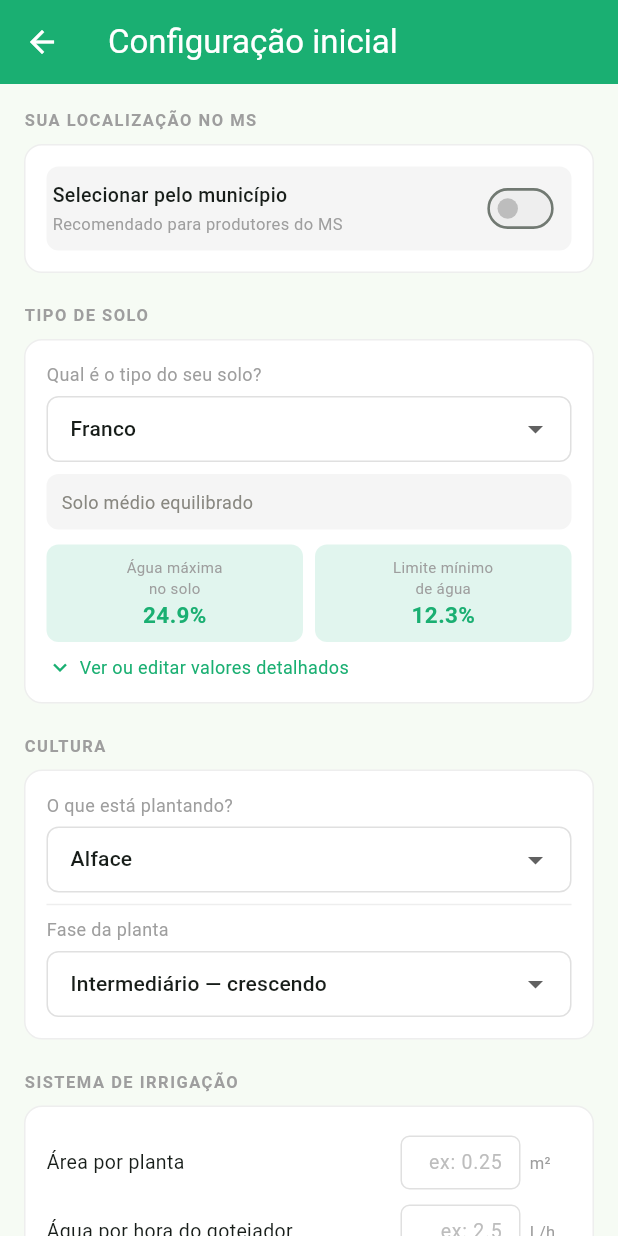
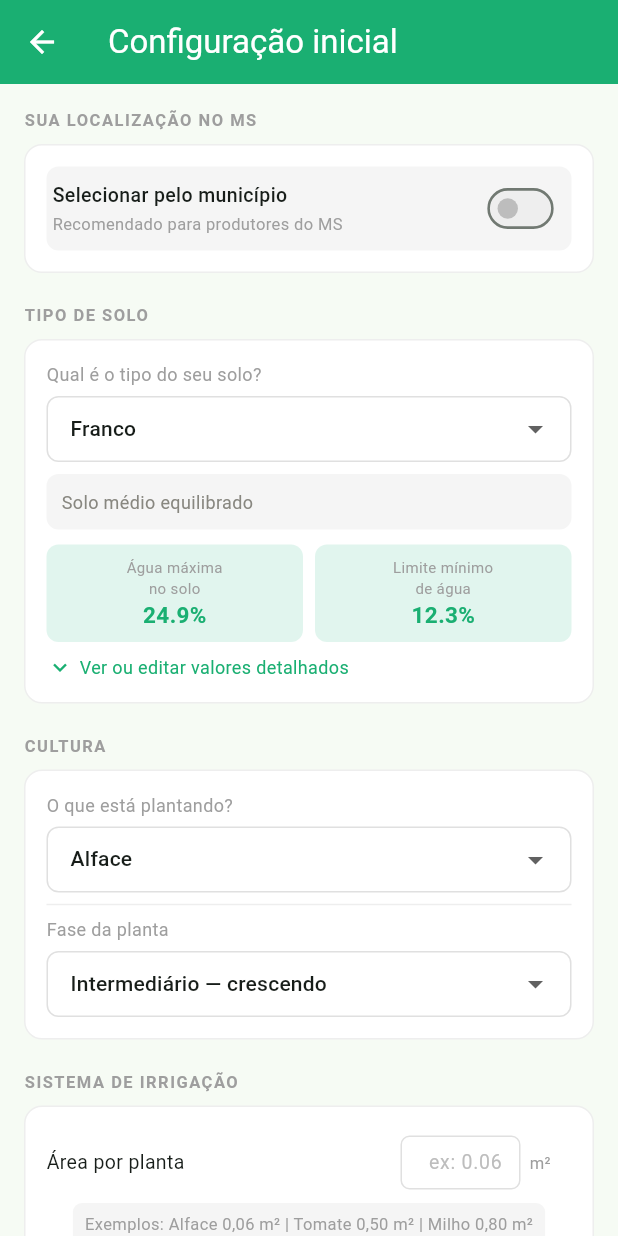
Before and after one commit to Legiano/agrogota, a Flutter app: the ConfigScreen screen opened directly, on a phone screen of 412 x 824 dp. Run offline on Flutter 3.47's test engine with Material 3 defaults, Android fonts, the phone set to English and light mode, and no system bars; our stand-ins replace shared_preferences, sqflite; accounts and stored records are empty.

Commit message:
adiciona campo de gotejadores por planta

```diff
--- a/lib/models/cultura.dart
+++ b/lib/models/cultura.dart
@@ -1,10 +1,11 @@
 class Cultura {
   int? id;
   String nome;
-  String estagio; // inicial, intermediario, final
+  String estagio;
   double kc;
   double espacamento; // m²
   double vazao;       // L/h
+  int gotejadores;    // quantidade por planta
 
   Cultura({
     this.id,
@@ -13,6 +14,7 @@ class Cultura {
     required this.kc,
     required this.espacamento,
     required this.vazao,
+    this.gotejadores = 1, // padrão 1 gotejador por planta
   });
 
   Map<String, dynamic> toMap() => {
@@ -22,6 +24,7 @@ class Cultura {
     'kc': kc,
     'espacamento': espacamento,
     'vazao': vazao,
+    'gotejadores': gotejadores,
   };
 
   factory Cultura.fromMap(Map<String, dynamic> map) => Cultura(
@@ -31,5 +34,6 @@ class Cultura {
     kc: map['kc'],
     espacamento: map['espacamento'],
     vazao: map['vazao'],
+    gotejadores: map['gotejadores'] ?? 1,
   );
 }
--- a/lib/screens/config_screen.dart
+++ b/lib/screens/config_screen.dart
@@ -1,4 +1,5 @@
 import 'package:flutter/material.dart';
+import 'package:flutter/services.dart';
 import '../db/database_helper.dart';
 import '../models/solo.dart';
 import '../models/cultura.dart';
@@ -22,6 +23,7 @@ class _ConfigScreenState extends State<ConfigScreen> {
   final _argilaCtrl = TextEditingController();
   final _espacamentoCtrl = TextEditingController();
   final _vazaoCtrl = TextEditingController();
+  final _gotejadoresCtrl = TextEditingController(text: '1');
 
   String _culturaSelecionada = 'Alface';
   String _estagioSelecionado = 'intermediario';
@@ -45,12 +47,39 @@ class _ConfigScreenState extends State<ConfigScreen> {
       case '%':
         return 'ex: 30';
       case 'm²':
-        return 'ex: 0.25';
+        return 'ex: 0.06';
       case 'L/h':
         return 'ex: 2.5';
+      case 'un':
+        return 'ex: 1';
       default:
         return '0';
     }
+  }
+
+  String? _validar(String? v, String unidade) {
+    if (v == null || v.isEmpty) return 'Preencha';
+    final valor = double.tryParse(v.replaceAll(',', '.'));
+    if (valor == null) return 'Número inválido';
+
+    switch (unidade) {
+      case '%':
+        if (valor < 1 || valor > 99) return 'Entre 1 e 99%';
+        break;
+      case 'm²':
+        if (valor < 0.001 || valor > 30) return '0,001 a 30 m²';
+        break;
+      case 'L/h':
+        if (valor < 0.1 || valor > 100) return '0,1 a 100 L/h';
+        break;
+      case 'un':
+        final intVal = int.tryParse(v);
+        if (intVal == null || intVal < 1 || intVal > 20) {
+          return '1 a 20 un';
+        }
+        break;
+    }
+    return null;
   }
 
   @override
@@ -66,6 +95,7 @@ class _ConfigScreenState extends State<ConfigScreen> {
     _argilaCtrl.dispose();
     _espacamentoCtrl.dispose();
     _vazaoCtrl.dispose();
+    _gotejadoresCtrl.dispose();
     super.dispose();
   }
 
@@ -111,14 +141,15 @@ class _ConfigScreenState extends State<ConfigScreen> {
         _estagioSelecionado = cultura.estagio;
         _espacamentoCtrl.text = cultura.espacamento.toString();
         _vazaoCtrl.text = cultura.vazao.toString();
+        _gotejadoresCtrl.text = cultura.gotejadores.toString();
       });
     }
   }
 
   Future<void> _salvar() async {
     if (!_formKey.currentState!.validate()) return;
-    final silte = double.parse(_silteCtrl.text);
-    final argila = double.parse(_argilaCtrl.text);
+    final silte = double.parse(_silteCtrl.text.replaceAll(',', '.'));
+    final argila = double.parse(_argilaCtrl.text.replaceAll(',', '.'));
     final cc = CalculoService.calcularCC(silte, argila);
     final pmp = CalculoService.calcularPMP(silte, argila);
 
@@ -128,8 +159,9 @@ class _ConfigScreenState extends State<ConfigScreen> {
         nome: _culturaSelecionada,
         estagio: _estagioSelecionado,
         kc: KcData.getKc(_culturaSelecionada, _estagioSelecionado),
-        espacamento: double.parse(_espacamentoCtrl.text),
-        vazao: double.parse(_vazaoCtrl.text),
+        espacamento: double.parse(_espacamentoCtrl.text.replaceAll(',', '.')),
+        vazao: double.parse(_vazaoCtrl.text.replaceAll(',', '.')),
+        gotejadores: int.tryParse(_gotejadoresCtrl.text) ?? 1,
       ),
     );
 
@@ -182,6 +214,7 @@ class _ConfigScreenState extends State<ConfigScreen> {
         _argilaCtrl.clear();
         _espacamentoCtrl.clear();
         _vazaoCtrl.clear();
+        _gotejadoresCtrl.text = '1';
         _culturaSelecionada = 'Alface';
         _estagioSelecionado = 'intermediario';
         _classeSoloSelecionada = 'Franco';
@@ -260,7 +293,6 @@ class _ConfigScreenState extends State<ConfigScreen> {
               // SEÇÃO LOCALIZAÇÃO
               _secaoTitulo('Sua localização no MS'),
               _card([
-                // Switch usar município
                 Container(
                   padding: const EdgeInsets.symmetric(
                       horizontal: 4, vertical: 4),
@@ -316,7 +348,6 @@ class _ConfigScreenState extends State<ConfigScreen> {
                 ),
                 if (_usarMunicipio) ...[
                   const SizedBox(height: 10),
-                  // Seletor de região
                   _dropdownPadronizado(
                     label: 'Região do MS',
                     valor: _regiaoSelecionada,
@@ -330,7 +361,6 @@ class _ConfigScreenState extends State<ConfigScreen> {
                     },
                   ),
                   const SizedBox(height: 10),
-                  // Seletor de município
                   if (municipiosDaRegiao.isNotEmpty)
                     _dropdownPadronizado(
                       label: 'Município',
@@ -462,10 +492,26 @@ class _ConfigScreenState extends State<ConfigScreen> {
               const SizedBox(height: 16),
               _secaoTitulo('Sistema de irrigação'),
               _card([
-                _campoNumerico(
-                    'Área por planta', _espacamentoCtrl, 'm²'),
+                _campoNumerico('Área por planta', _espacamentoCtrl, 'm²'),
+                const SizedBox(height: 4),
+                Container(
+                  padding: const EdgeInsets.symmetric(
+                      horizontal: 8, vertical: 6),
+                  decoration: BoxDecoration(
+                    color: const Color(0xFFF5F5F5),
+                    borderRadius: BorderRadius.circular(6),
+                  ),
+                  child: const Text(
+                    'Exemplos: Alface 0,06 m² | Tomate 0,50 m² | Milho 0,80 m²',
+                    style: TextStyle(fontSize: 11, color: Colors.grey),
+                  ),
+                ),
+                const SizedBox(height: 8),
                 _campoNumerico(
                     'Água por hora do gotejador', _vazaoCtrl, 'L/h'),
+                const SizedBox(height: 8),
+                // NOVO — campo de gotejadores
+                _campoGotejadores(),
               ]),
 
               const SizedBox(height: 24),
@@ -495,6 +541,93 @@ class _ConfigScreenState extends State<ConfigScreen> {
             ],
           ),
         ),
+      ),
+    );
+  }
+
+  // Campo especial para gotejadores com botões + e -
+  Widget _campoGotejadores() {
+    return Padding(
+      padding: const EdgeInsets.symmetric(vertical: 5),
+      child: Row(
+        children: [
+          const Expanded(
+            child: Text(
+              'Gotejadores por planta',
+              style: TextStyle(fontSize: 13),
+            ),
+          ),
+          // Botão -
+          GestureDetector(
+            onTap: () {
+              final atual = int.tryParse(_gotejadoresCtrl.text) ?? 1;
+              if (atual > 1) {
+                setState(() =>
+                    _gotejadoresCtrl.text = (atual - 1).toString());
+              }
+            },
+            child: Container(
+              width: 30,
+              height: 30,
+              decoration: BoxDecoration(
+                border: Border.all(color: Colors.grey.shade300),
+                borderRadius: BorderRadius.circular(6),
+              ),
+              child: const Icon(Icons.remove, size: 16, color: Colors.grey),
+            ),
+          ),
+          const SizedBox(width: 8),
+          // Campo numérico
+          SizedBox(
+            width: 44,
+            child: TextFormField(
+              controller: _gotejadoresCtrl,
+              keyboardType: TextInputType.number,
+              textAlign: TextAlign.center,
+              style: const TextStyle(
+                  fontSize: 14, fontWeight: FontWeight.w500),
+              inputFormatters: [FilteringTextInputFormatter.digitsOnly],
+              decoration: InputDecoration(
+                isDense: true,
+                contentPadding:
+                    const EdgeInsets.symmetric(horizontal: 4, vertical: 8),
+                border: OutlineInputBorder(
+                    borderRadius: BorderRadius.circular(6)),
+                enabledBorder: OutlineInputBorder(
+                  borderRadius: BorderRadius.circular(6),
+                  borderSide: BorderSide(color: Colors.grey.shade300),
+                ),
+              ),
+              validator: (v) => _validar(v, 'un'),
+            ),
+          ),
+          const SizedBox(width: 8),
+          // Botão +
+          GestureDetector(
+            onTap: () {
+              final atual = int.tryParse(_gotejadoresCtrl.text) ?? 1;
+              if (atual < 20) {
+                setState(() =>
+                    _gotejadoresCtrl.text = (atual + 1).toString());
+              }
+            },
+            child: Container(
+              width: 30,
+              height: 30,
+              decoration: BoxDecoration(
+                color: const Color(0xFF1AAF72),
+                borderRadius: BorderRadius.circular(6),
+              ),
+              child: const Icon(Icons.add, size: 16, color: Colors.white),
+            ),
+          ),
+          const SizedBox(width: 6),
+          const SizedBox(
+            width: 28,
+            child: Text('un',
+                style: TextStyle(fontSize: 11, color: Colors.grey)),
+          ),
+        ],
       ),
     );
   }
@@ -605,10 +738,7 @@ class _ConfigScreenState extends State<ConfigScreen> {
                   ),
                 ),
                 onChanged: (_) => onChange?.call(),
-                validator: (v) =>
-                    (v == null || v.isEmpty || double.tryParse(v) == null)
-                        ? 'Inválido'
-                        : null,
+                validator: (v) => _validar(v, unidade),
               ),
             ),
             const SizedBox(width: 6),
--- a/lib/screens/onboarding_screen.dart
+++ b/lib/screens/onboarding_screen.dart
@@ -40,7 +40,7 @@ class OnboardingScreen extends StatelessWidget {
                     ),
                     const SizedBox(height: 6),
                     const Text(
-                      'Saiba o tempo certo de irrigar sua lavoura',
+                       'Ciência no campo. Água na medida certa.',
                       textAlign: TextAlign.center,
                       style: TextStyle(
                           fontSize: 14, color: Color(0xFF888780)),
@@ -98,7 +98,7 @@ class OnboardingScreen extends StatelessWidget {
               _itemPasso(Icons.grass_outlined,
                   'Escolha o que está plantando — Alface, Tomate, Milho e mais 7 culturas'),
               _itemPasso(Icons.water_drop_outlined,
-                  'Informe a vazão do gotejador e a área por planta'),
+                  'Informe a vazão, a área por planta e a quantidade de gotejadores'),
               _itemPasso(Icons.save_outlined,
                   'Clique em Salvar e começar — pronto, nunca mais precisa mexer nisso'),
               const SizedBox(height: 20),
--- a/lib/services/calculo_service.dart
+++ b/lib/services/calculo_service.dart
@@ -22,37 +22,28 @@ class CalculoService {
   static double calcularETo(EntradaClimatica e, double altitude) {
     final tMed = (e.tMax + e.tMin) / 2;
 
-    // Pressão de saturação (kPa)
     final esTmax = 0.6108 * exp((17.27 * e.tMax) / (e.tMax + 237.3));
     final esTmin = 0.6108 * exp((17.27 * e.tMin) / (e.tMin + 237.3));
     final es = (esTmax + esTmin) / 2;
 
-    // Pressão atual de vapor (kPa)
     final ea = ((e.urMax / 100) * esTmin + (e.urMin / 100) * esTmax) / 2;
 
-    // Déficit de pressão de vapor
     final vpd = es - ea;
 
-    // Pressão atmosférica (kPa)
     final p = 101.3 * pow((293 - 0.0065 * altitude) / 293, 5.26);
 
-    // Constante psicrométrica
     final gama = 0.000665 * p;
 
-    // Inclinação da curva de pressão de vapor
     final delta = 4098 * (0.6108 * exp((17.27 * tMed) / (tMed + 237.3))) /
         pow(tMed + 237.3, 2);
 
-    // Radiação líquida estimada (Rn ≈ 0.77 * Rs - Rnl simplificado)
     final rs = e.radiacao;
     final rns = 0.77 * rs;
-    final rnl = 0.5; // valor médio simplificado MJ/m²/dia
+    final rnl = 0.5;
     final rn = rns - rnl;
 
-    // Fluxo de calor do solo (G ≈ 0 para período diário)
     const g = 0.0;
 
-    // ETo Penman-Monteith FAO-56
     final numerador = (0.408 * delta * (rn - g)) +
         (gama * (900 / (tMed + 273)) * vpd);
     final denominador = delta + gama * 1.34;
@@ -67,7 +58,7 @@ class CalculoService {
     required Cultura cultura,
     required EntradaClimatica entrada,
     double altitude = 400,
-  double chuva = 0, // parâmetro novo
+    double chuva = 0,
   }) {
     final eto = calcularETo(entrada, altitude);
     final etc = eto * cultura.kc;
@@ -79,9 +70,14 @@ class CalculoService {
     // Desconta a chuva da lâmina necessária
     lamina = (lamina - chuva).clamp(0.0, double.infinity);
 
+    // Volume por planta (litros)
     final volume = lamina * cultura.espacamento;
-  final vazaoMinuto = cultura.vazao / 60;
-  final tempoMin = vazaoMinuto > 0 ? volume / vazaoMinuto : 0.0;
+
+    // Vazão total considerando número de gotejadores por planta
+    final vazaoTotalMinuto = (cultura.vazao * cultura.gotejadores) / 60;
+
+    // Tempo de irrigação em minutos
+    final tempoMin = vazaoTotalMinuto > 0 ? volume / vazaoTotalMinuto : 0.0;
 
     return Resultado(
       data: entrada.data,
```
Also changed, not shown: lib/db/database_helper.dart (+13 -2 lines), lib/screens/entrada_screen.dart (+44 -21 lines). Lines whose indentation alone changed are shown as unchanged.
